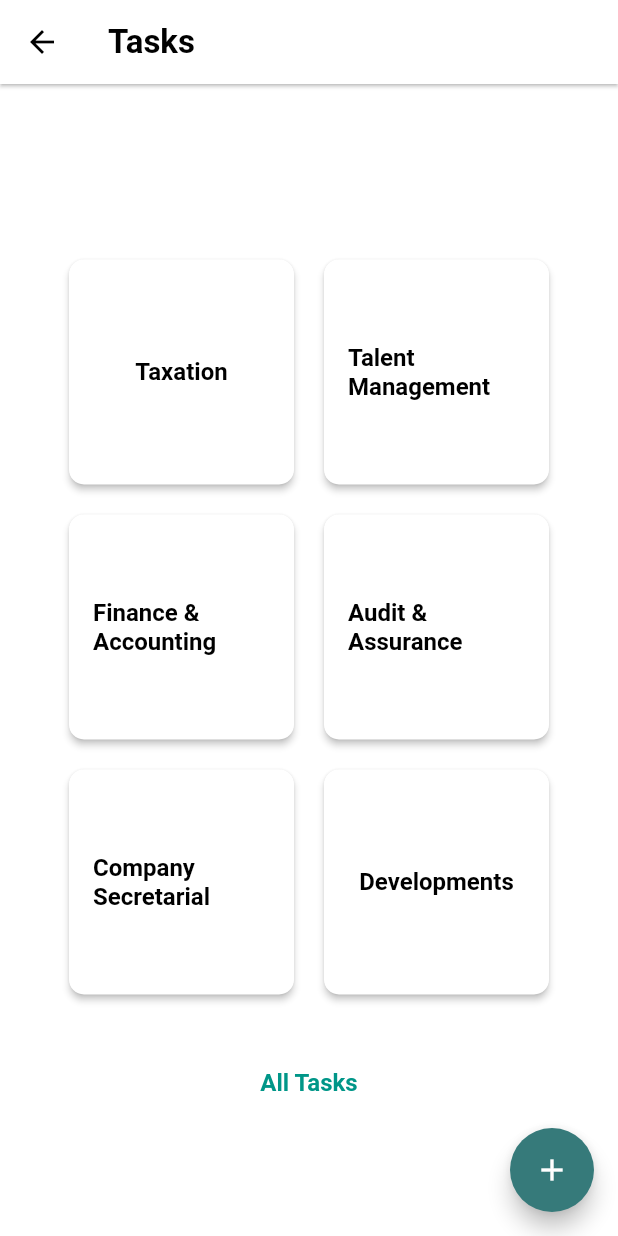
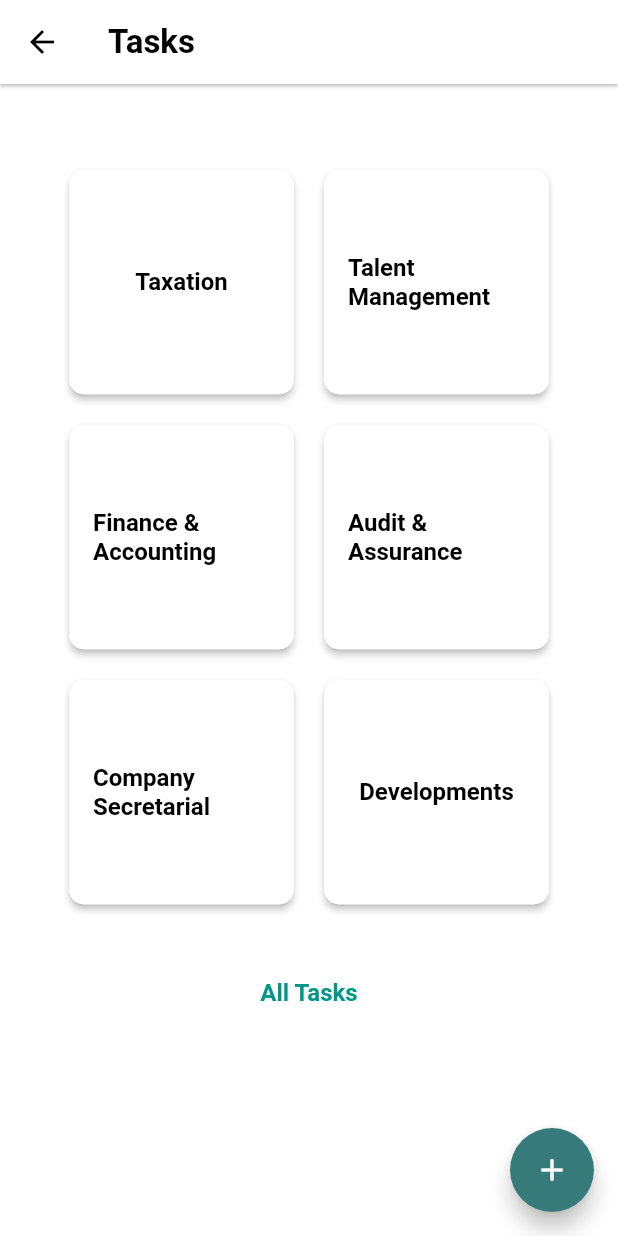
Before and after one commit to CBS-Developments/Task-Mobile, a Flutter app: the TaskMainDashboard screen opened directly, on a phone screen of 412 x 824 dp. Run offline on Flutter 3.47's test engine with Material 2 defaults, Android fonts, the light colour scheme and no system bars; our stand-ins replace shared_preferences; accounts and stored records are empty.

Commit message:
Update taskMainDash.dart

```diff
--- a/task_mobile/lib/pages/taskMainDash.dart
+++ b/task_mobile/lib/pages/taskMainDash.dart
@@ -190,12 +190,13 @@ class _TaskMainDashboardState extends State<TaskMainDashboard> {
             child: Center(
               child: Container(
                 width: 350,
-                height: 700,
+                height: 800,
                 color: Colors.white,
+                child: SingleChildScrollView(
                   child: Column(
                     children: [
                       const SizedBox(
-                      height: 40,
+                        height: 30,
                       ),
                       Container(
                         padding: const EdgeInsets.all(5.0),
@@ -212,6 +213,7 @@ class _TaskMainDashboardState extends State<TaskMainDashboard> {
                       ),
                       _buildTextButton(context), // Add the Text Button here
                     ],
+                  ),
                 ),
               ),
             ),
```
Lines whose indentation alone changed are shown as unchanged.
